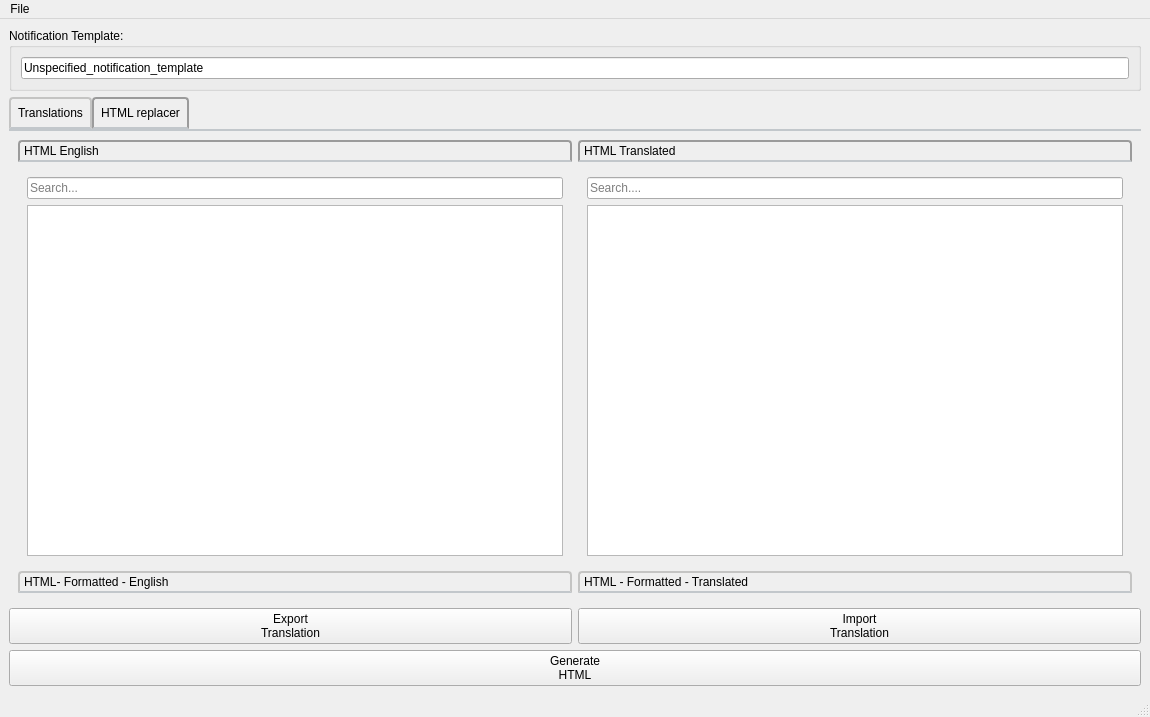
Before: the Qt Designer form ILX_translator.ui in MassiveSnake/Intelex_notification_translator, drawn with Qt 5.
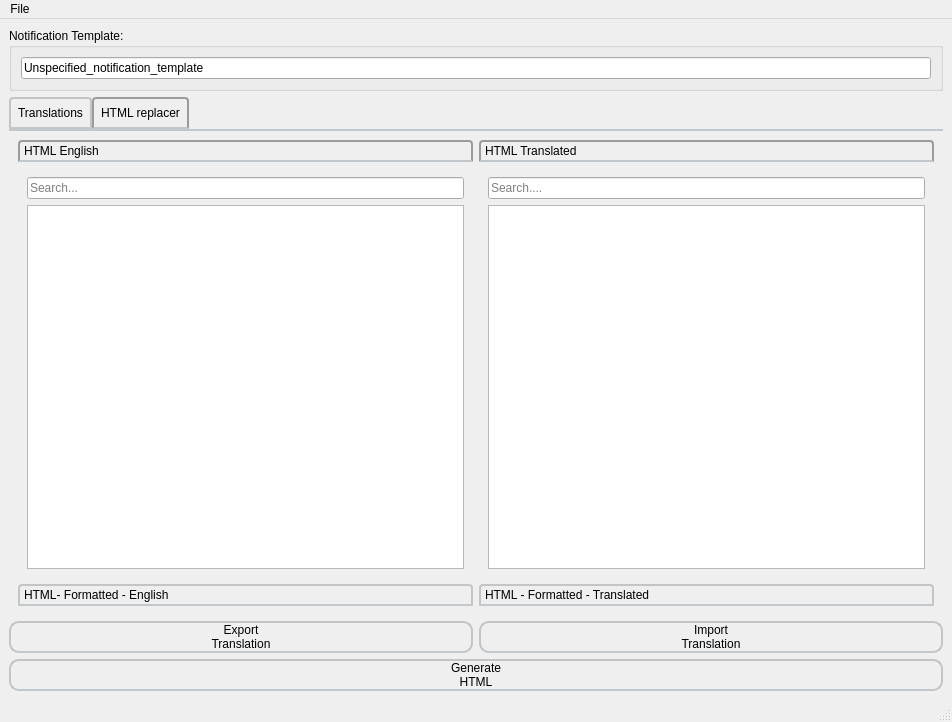
After: the same form once the commit is applied.

What changed in the file:
```diff
--- a/ILX_translator.ui
+++ b/ILX_translator.ui
@@ -6,8 +6,8 @@
    <rect>
     <x>0</x>
     <y>0</y>
-    <width>1150</width>
-    <height>717</height>
+    <width>952</width>
+    <height>722</height>
    </rect>
   </property>
   <property name="maximumSize">
@@ -19,6 +19,57 @@
   <property name="windowTitle">
    <string>MainWindow</string>
   </property>
+  <property name="styleSheet">
+   <string notr="true">QTabWidget::pane { /* The tab widget frame */
+    border-top: 2px solid #C2C7CB;
+    position: absolute;
+    top: -0.5em;
+}
+QTabWidget::tab-bar {
+    alignment: center;
+}
+/* Style the tab using the tab sub-control. Note that
+    it reads QTabBar _not_ QTabWidget */
+QTabBar::tab {
+    background: qlineargradient(x1: 0, y1: 0, x2: 0, y2: 1,
+                                stop: 0 #E1E1E1, stop: 0.4 #DDDDDD,
+                                stop: 0.5 #D8D8D8, stop: 1.0 #D3D3D3);
+    border: 2px solid #C4C4C3;
+    border-bottom-color: #C2C7CB; /* same as the pane color */
+    border-top-left-radius: 4px;
+    border-top-right-radius: 4px;
+    min-width: 120ex;
+    padding: 7px;
+}
+QTabBar::tab:selected, QTabBar::tab:hover {
+    background: qlineargradient(x1: 0, y1: 0, x2: 0, y2: 1,
+                                stop: 0 #fafafa, stop: 0.4 #f4f4f4,
+                                stop: 0.5 #e7e7e7, stop: 1.0 #fafafa);
+}
+QTabBar::tab:selected {
+    border-color: #9B9B9B;
+    border-bottom-color: #C2C7CB; /* same as pane color */
+}
+
+ QPushButton::hover {
+    background: qlineargradient(x1: 0, y1: 0, x2: 0, y2: 1,
+                                stop: 0 #fafafa, stop: 0.4 #f4f4f4,
+                                stop: 0.5 #e7e7e7, stop: 1.0 #fafafa);
+}
+QPushButton::pressed {
+    background: qlineargradient(x1: 0, y1: 0, x2: 0, y2: 1,
+                                stop: 0 #fafafa, stop: 0.1 #f4f4f4,
+                                stop: 0.9 #e7e7e7, stop: 1.0 #fafafa);
+}
+QPushButton {
+    background: qlineargradient(x1: 0, y1: 0, x2: 0, y2: 1,
+                                stop: 0 #E1E1E1, stop: 0.4 #DDDDDD,
+                                stop: 0.5 #D8D8D8, stop: 1.0 #D3D3D3);
+    border: 2px solid #C4C4C3;
+    border-bottom-color: #C2C7CB; /* same as the pane color */
+    border-radius: 10px;
+}</string>
+  </property>
   <widget class="QWidget" name="centralwidget">
    <layout class="QGridLayout" name="gridLayout_4">
     <item row="0" column="0">
@@ -45,41 +96,7 @@
       <item>
        <widget class="QTabWidget" name="tabWidget">
         <property name="styleSheet">
-         <string notr="true">QTabWidget::pane { /* The tab widget frame */
-    border-top: 2px solid #C2C7CB;
-    position: absolute;
-    top: -0.5em;
-}
-
-QTabWidget::tab-bar {
-    alignment: center;
-}
-
-/* Style the tab using the tab sub-control. Note that
-    it reads QTabBar _not_ QTabWidget */
-QTabBar::tab {
-    background: qlineargradient(x1: 0, y1: 0, x2: 0, y2: 1,
-                                stop: 0 #E1E1E1, stop: 0.4 #DDDDDD,
-                                stop: 0.5 #D8D8D8, stop: 1.0 #D3D3D3);
-    border: 2px solid #C4C4C3;
-    border-bottom-color: #C2C7CB; /* same as the pane color */
-    border-top-left-radius: 4px;
-    border-top-right-radius: 4px;
-    min-width: 120ex;
-    padding: 7px;
-}
-
-
-QTabBar::tab:selected, QTabBar::tab:hover {
-    background: qlineargradient(x1: 0, y1: 0, x2: 0, y2: 1,
-                                stop: 0 #fafafa, stop: 0.4 #f4f4f4,
-                                stop: 0.5 #e7e7e7, stop: 1.0 #fafafa);
-}
-
-QTabBar::tab:selected {
-    border-color: #9B9B9B;
-    border-bottom-color: #C2C7CB; /* same as pane color */
-}</string>
+         <string notr="true"/>
         </property>
         <property name="currentIndex">
          <number>1</number>
@@ -246,8 +263,8 @@
                 <rect>
                  <x>0</x>
                  <y>0</y>
-                 <width>552</width>
-                 <height>414</height>
+                 <width>453</width>
+                 <height>427</height>
                 </rect>
                </property>
                <attribute name="label">
@@ -341,8 +358,8 @@
                 <rect>
                  <x>0</x>
                  <y>0</y>
-                 <width>552</width>
-                 <height>414</height>
+                 <width>453</width>
+                 <height>427</height>
                 </rect>
                </property>
                <attribute name="label">
@@ -441,7 +458,7 @@
     <rect>
      <x>0</x>
      <y>0</y>
-     <width>1150</width>
+     <width>952</width>
      <height>21</height>
     </rect>
    </property>
```
Left out of the diff: 12 changed lines with no effect on the pictures.
